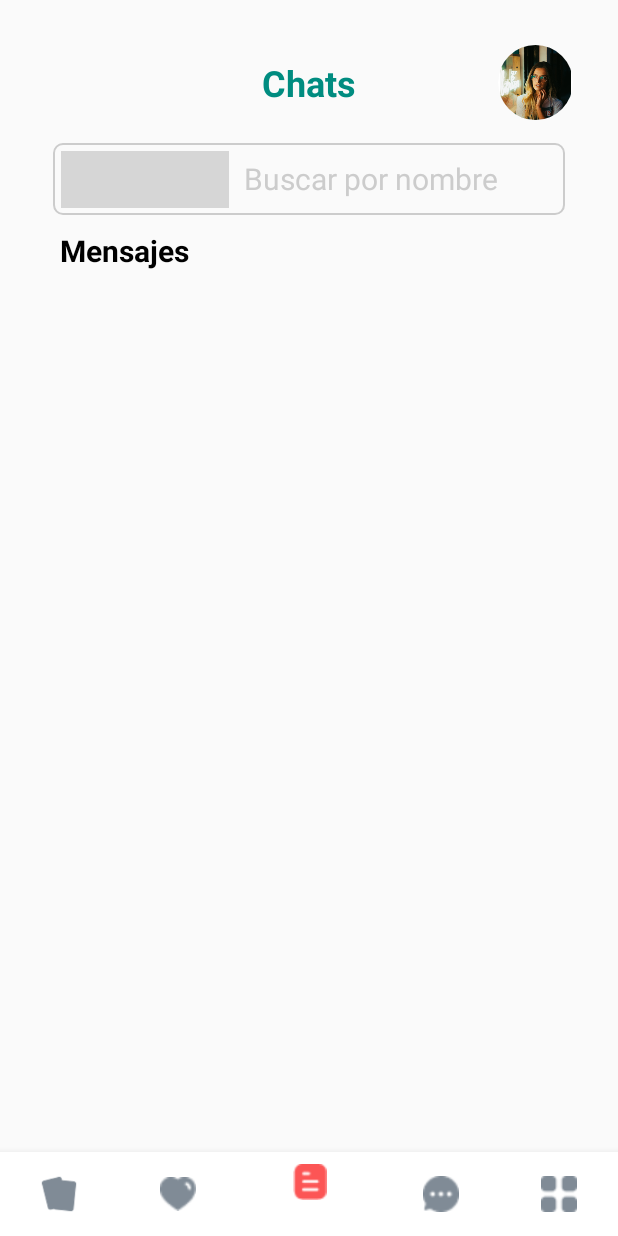
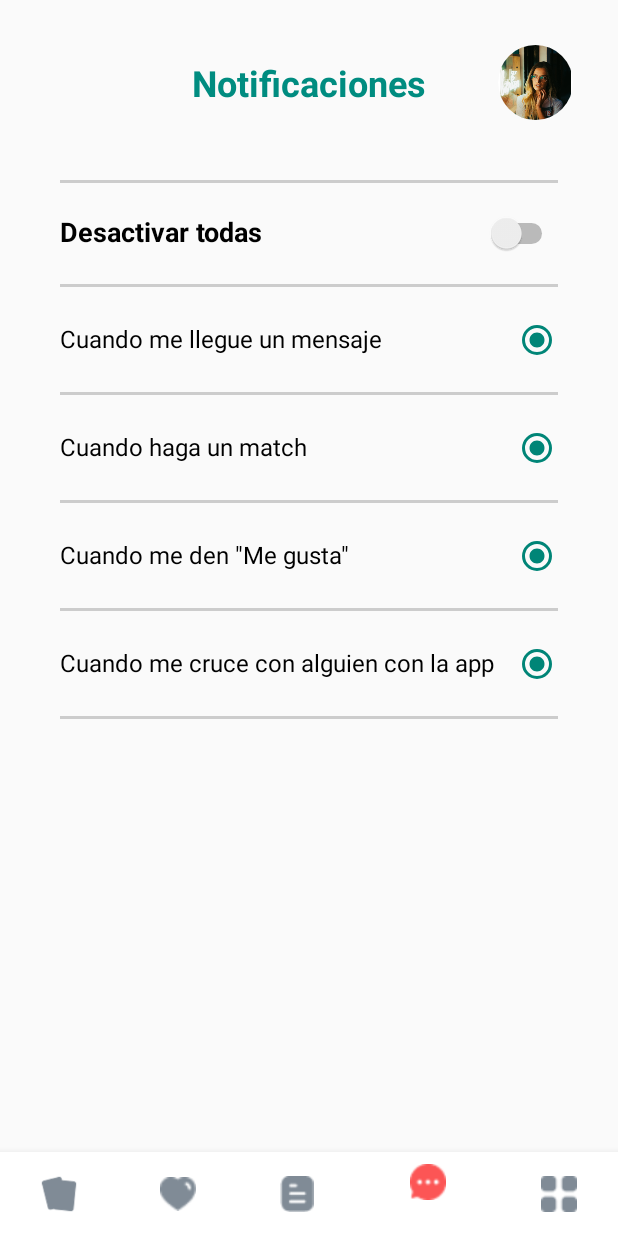
Before and after one commit to cristdulcey/roush_android, an Android app: the MenuNavigation screen opened directly, with no data from a screen before it, item 4 of the bottom bar chosen, on a phone screen of 412 x 824 dp. Run offline under Robolectric (Android 15) with nearby library versions, the phone set to English and light mode, and no system bars; our stand-ins replace Picasso; libraries missing offline, so code that uses them is left out: com.yuyakaido.android; pictures from the network do not load; 15 statements that could not run were skipped; grey boxes are pictures that could not be loaded.

Commit message:
Maquetación vista Notificaciones

```diff
--- a/app/src/main/java/com/example/tinder_roush/MenuNavigation/MenuNavigation.java
+++ b/app/src/main/java/com/example/tinder_roush/MenuNavigation/MenuNavigation.java
@@ -13,6 +13,7 @@ import android.view.MenuItem;
 import com.example.tinder_roush.Chats.ChatsActivity;
 import com.example.tinder_roush.Home.HomeActivity;
 import com.example.tinder_roush.Likes.LikesActivity;
+import com.example.tinder_roush.NotificationsConfiguration.NotificationsConfigActivity;
 import com.example.tinder_roush.R;
 import com.example.tinder_roush.databinding.MenuNavigationBinding;
 import com.google.android.material.bottomnavigation.BottomNavigationView;
@@ -115,12 +116,12 @@ public class MenuNavigation extends AppCompatActivity {
           final Fragment fragment1 = new HomeActivity();
           final Fragment fragment2 = new LikesActivity();
           final Fragment fragment3 = new ChatsActivity();
-//        final Fragment fragment4 = new PqrsFragment();
+          final Fragment fragment4 = new NotificationsConfigActivity();
 //        final Fragment fragment5 = new ContainerFragment();
           adapter.addFragment(fragment1);
           adapter.addFragment(fragment2);
           adapter.addFragment(fragment3);
-//        adapter.addFragment(fragment4);
+          adapter.addFragment(fragment4);
 //        adapter.addFragment(fragment5);
           viewPager.setAdapter(adapter);
     }
--- /dev/null
+++ b/app/src/main/java/com/example/tinder_roush/NotificationsConfiguration/NotificationsConfigActivity.java
@@ -0,0 +1,25 @@
+package com.example.tinder_roush.NotificationsConfiguration;
+
+import android.os.Bundle;
+
+import androidx.fragment.app.Fragment;
+
+import android.view.LayoutInflater;
+import android.view.View;
+import android.view.ViewGroup;
+
+import com.example.tinder_roush.R;
+
+public class NotificationsConfigActivity extends Fragment {
+
+    public NotificationsConfigActivity() {
+        // Required empty public constructor
+    }
+
+    @Override
+    public View onCreateView(LayoutInflater inflater, ViewGroup container,
+                             Bundle savedInstanceState) {
+        // Inflate the layout for this fragment
+        return inflater.inflate(R.layout.fragment_notifications_config, container, false);
+    }
+}
--- /dev/null
+++ b/app/src/main/res/layout/fragment_notifications_config.xml
@@ -0,0 +1,217 @@
+<?xml version="1.0" encoding="utf-8"?>
+<LinearLayout xmlns:android="http://schemas.android.com/apk/res/android"
+    xmlns:app="http://schemas.android.com/apk/res-auto"
+    xmlns:tools="http://schemas.android.com/tools"
+    android:layout_width="match_parent"
+    android:layout_height="match_parent"
+    android:orientation="vertical"
+    tools:context=".Chats.ChatsActivity">
+
+    <LinearLayout
+        android:layout_width="match_parent"
+        android:layout_height="match_parent"
+        android:orientation="vertical">
+
+        <!--Title-->
+        <LinearLayout
+            android:layout_width="match_parent"
+            android:layout_height="wrap_content"
+            android:layout_marginTop="30dp"
+            android:layout_marginHorizontal="30dp"
+            android:orientation="horizontal"
+            android:layout_gravity="center"
+            android:gravity="center">
+            <LinearLayout
+                android:layout_width="match_parent"
+                android:layout_height="wrap_content"
+                android:layout_gravity="center"
+                android:gravity="center">
+                <TextView
+                    android:layout_width="wrap_content"
+                    android:layout_height="wrap_content"
+                    android:text="@string/title_notifications"
+                    android:textSize="24sp"
+                    android:textStyle="bold"
+                    android:textColor="@color/green3"/>
+            </LinearLayout>
+
+            <androidx.cardview.widget.CardView
+                android:layout_width="50dp"
+                android:layout_height="50dp"
+                android:layout_marginLeft="-50dp"
+                app:cardElevation="0dp"
+                app:cardCornerRadius="30dp">
+
+                <ImageView
+                    android:id="@+id/profile_from_notifications"
+                    android:layout_width="50dp"
+                    android:layout_height="50dp"
+                    android:src="@drawable/photo_main"/>
+            </androidx.cardview.widget.CardView>
+        </LinearLayout>
+
+        <!--Divider deactivate-->
+        <View
+            android:layout_width="match_parent"
+            android:layout_height="2dp"
+            android:layout_marginTop="40dp"
+            android:layout_marginHorizontal="40dp"
+            android:background="@color/gray1"/>
+
+        <LinearLayout
+            android:layout_width="match_parent"
+            android:layout_height="wrap_content"
+            android:layout_marginTop="20dp"
+            android:layout_marginHorizontal="40dp"
+            android:orientation="horizontal">
+
+            <TextView
+                android:layout_width="wrap_content"
+                android:layout_height="wrap_content"
+                android:layout_weight="10"
+                android:text="@string/deactivate_notifications"
+                android:textColor="@color/black"
+                android:textSize="18sp"/>
+
+            <Switch
+                android:id="@+id/switch_return"
+                android:layout_width="60dp"
+                android:layout_height="wrap_content"
+                android:layout_gravity="right"/>
+
+        </LinearLayout>
+
+        <!--Divider message-->
+        <View
+            android:layout_width="match_parent"
+            android:layout_height="2dp"
+            android:layout_marginTop="20dp"
+            android:layout_marginHorizontal="40dp"
+            android:background="@color/gray1"/>
+
+        <LinearLayout
+            android:layout_width="match_parent"
+            android:layout_height="wrap_content"
+            android:layout_marginTop="20dp"
+            android:layout_marginHorizontal="40dp"
+            android:orientation="horizontal">
+
+            <TextView
+                android:layout_width="wrap_content"
+                android:layout_height="wrap_content"
+                android:layout_weight="10"
+                android:text="@string/message_receive_ntf"
+                android:textColor="@color/black"
+                android:textSize="16sp"/>
+
+            <RadioButton
+                android:id="@+id/notification_message"
+                android:layout_width="30dp"
+                android:layout_height="30dp"
+                android:checked="true"/>
+
+        </LinearLayout>
+
+        <!--Divider match-->
+        <View
+            android:layout_width="match_parent"
+            android:layout_height="2dp"
+            android:layout_marginTop="20dp"
+            android:layout_marginHorizontal="40dp"
+            android:background="@color/gray1"/>
+
+        <LinearLayout
+            android:layout_width="match_parent"
+            android:layout_height="wrap_content"
+            android:layout_marginTop="20dp"
+            android:layout_marginHorizontal="40dp"
+            android:orientation="horizontal">
+
+            <TextView
+                android:layout_width="wrap_content"
+                android:layout_height="wrap_content"
+                android:layout_weight="10"
+                android:text="@string/match_done_ntf"
+                android:textColor="@color/black"
+                android:textSize="16sp"/>
+
+            <RadioButton
+                android:id="@+id/notification_match"
+                android:layout_width="30dp"
+                android:layout_height="30dp"
+                android:checked="true"/>
+
+        </LinearLayout>
+
+        <!--Divider Like-->
+        <View
+            android:layout_width="match_parent"
+            android:layout_height="2dp"
+            android:layout_marginTop="20dp"
+            android:layout_marginHorizontal="40dp"
+            android:background="@color/gray1"/>
+
+        <LinearLayout
+            android:layout_width="match_parent"
+            android:layout_height="wrap_content"
+            android:layout_marginTop="20dp"
+            android:layout_marginHorizontal="40dp"
+            android:orientation="horizontal">
+
+            <TextView
+                android:layout_width="wrap_content"
+                android:layout_height="wrap_content"
+                android:layout_weight="10"
+                android:text="@string/like_received_ntf"
+                android:textColor="@color/black"
+                android:textSize="16sp"/>
+
+            <RadioButton
+                android:id="@+id/notification_likes"
+                android:layout_width="30dp"
+                android:layout_height="30dp"
+                android:checked="true"/>
+
+        </LinearLayout>
+
+        <!--Divider cross-->
+        <View
+            android:layout_width="match_parent"
+            android:layout_height="2dp"
+            android:layout_marginTop="20dp"
+            android:layout_marginHorizontal="40dp"
+            android:background="@color/gray1"/>
+
+        <LinearLayout
+            android:layout_width="match_parent"
+            android:layout_height="wrap_content"
+            android:layout_marginTop="20dp"
+            android:layout_marginHorizontal="40dp"
+            android:orientation="horizontal">
+
+            <TextView
+                android:layout_width="wrap_content"
+                android:layout_height="wrap_content"
+                android:layout_weight="10"
+                android:text="@string/cross_with_ntf"
+                android:textColor="@color/black"
+                android:textSize="16sp"/>
+
+            <RadioButton
+                android:id="@+id/notification_cross"
+                android:layout_width="30dp"
+                android:layout_height="30dp"
+                android:checked="true"/>
+
+        </LinearLayout>
+
+        <!--Divider-->
+        <View
+            android:layout_width="match_parent"
+            android:layout_height="2dp"
+            android:layout_marginTop="20dp"
+            android:layout_marginHorizontal="40dp"
+            android:background="@color/gray1"/>
+
+    </LinearLayout>
+</LinearLayout>
--- a/app/src/main/res/values/strings.xml
+++ b/app/src/main/res/values/strings.xml
@@ -69,6 +69,14 @@
     <string name="title_profile"><b>Perfil</b></string>
     <string name="profile_description">Lorem ipsum dolor sit amet, consectetur adipiscing elit, sed do eiusmod tempor incididunt ut labore et dolore magna aliqua.</string>
 
+    <!--Strings Notifications-->
+    <string name="title_notifications"><b>Notificaciones</b></string>
+    <string name="deactivate_notifications"><b>Desactivar todas</b></string>
+    <string name="message_receive_ntf">Cuando me llegue un mensaje</string>
+    <string name="match_done_ntf">Cuando haga un match</string>
+    <string name="like_received_ntf">Cuando me den \"Me gusta\"</string>
+    <string name="cross_with_ntf">Cuando me cruce con alguien con la app</string>
+
     <!--Strings RecoveryPassword-->
     <string name="keep_calm">Tranquil@</string>
     <string name="text_recovery_password">Puedes recuperar tu contraseña ingresando estos datos y luego revisando tu correo electrónico</string>
```
